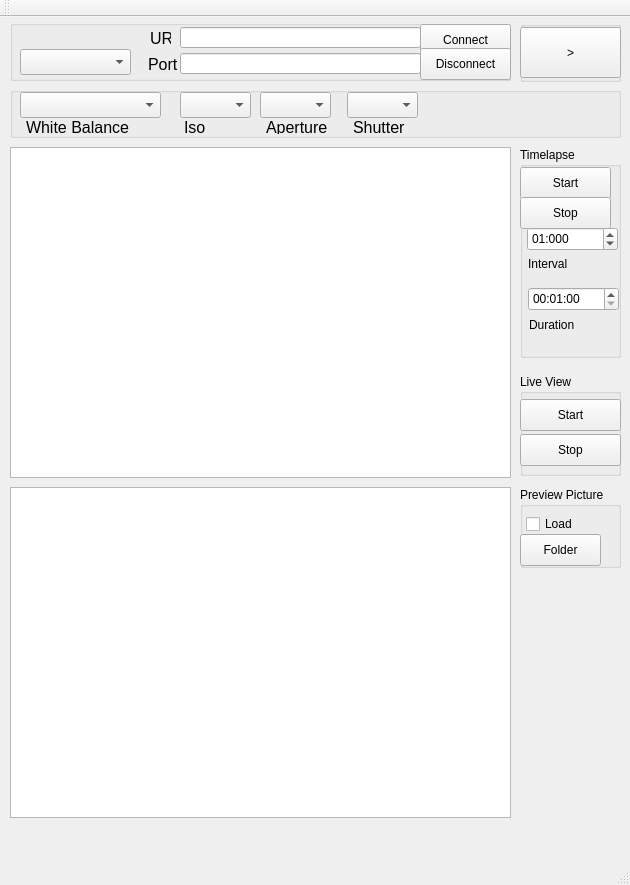
Qt form mainwindow.ui (klangobjekte/CameraRemote) before a commit.
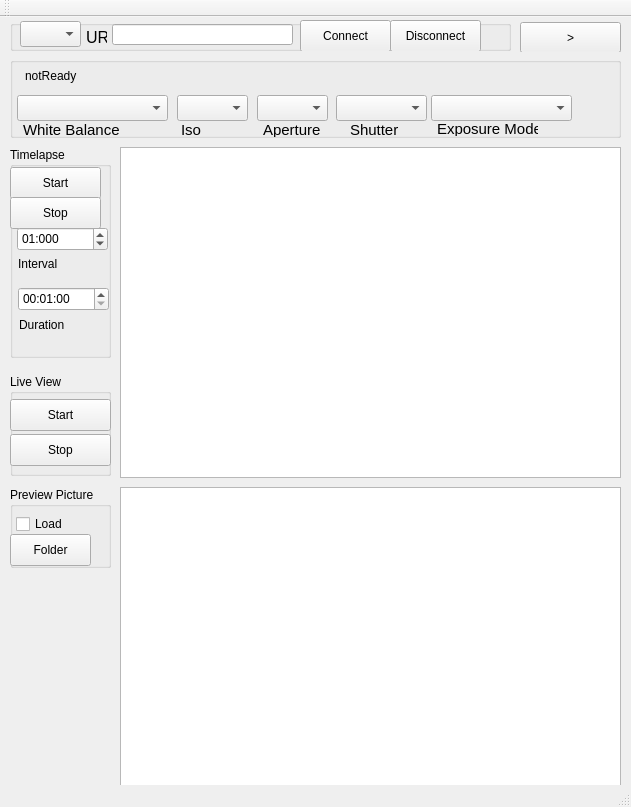
The same form after that commit.

```diff
--- a/mainwindow.ui
+++ b/mainwindow.ui
@@ -6,8 +6,8 @@
    <rect>
     <x>0</x>
     <y>0</y>
-    <width>630</width>
-    <height>885</height>
+    <width>631</width>
+    <height>807</height>
    </rect>
   </property>
   <property name="windowTitle">
@@ -17,7 +17,7 @@
    <widget class="QGraphicsView" name="previewGraphicsView">
     <property name="geometry">
      <rect>
-      <x>10</x>
+      <x>120</x>
       <y>470</y>
       <width>501</width>
       <height>331</height>
@@ -30,7 +30,7 @@
       <x>10</x>
       <y>3</y>
       <width>501</width>
-      <height>61</height>
+      <height>31</height>
      </rect>
     </property>
     <property name="toolTip">
@@ -42,8 +42,8 @@
     <widget class="QPushButton" name="startRecModePushButton">
      <property name="geometry">
       <rect>
-       <x>410</x>
-       <y>4</y>
+       <x>290</x>
+       <y>0</y>
        <width>91</width>
        <height>32</height>
       </rect>
@@ -55,8 +55,8 @@
     <widget class="QPushButton" name="stopRecModePushButton">
      <property name="geometry">
       <rect>
-       <x>410</x>
-       <y>28</y>
+       <x>380</x>
+       <y>0</y>
        <width>91</width>
        <height>32</height>
       </rect>
@@ -79,6 +79,9 @@
      </property>
     </widget>
     <widget class="QLineEdit" name="portLineEdit">
+     <property name="enabled">
+      <bool>false</bool>
+     </property>
      <property name="geometry">
       <rect>
        <x>170</x>
@@ -91,9 +94,9 @@
     <widget class="QLineEdit" name="urlLineEdit">
      <property name="geometry">
       <rect>
-       <x>170</x>
-       <y>7</y>
-       <width>241</width>
+       <x>102</x>
+       <y>4</y>
+       <width>181</width>
        <height>21</height>
       </rect>
      </property>
@@ -101,8 +104,8 @@
     <widget class="QLabel" name="urlLabel">
      <property name="geometry">
       <rect>
-       <x>140</x>
-       <y>9</y>
+       <x>76</x>
+       <y>8</y>
        <width>21</width>
        <height>16</height>
       </rect>
@@ -115,8 +118,8 @@
      <property name="geometry">
       <rect>
        <x>10</x>
-       <y>29</y>
-       <width>111</width>
+       <y>1</y>
+       <width>61</width>
        <height>26</height>
       </rect>
      </property>
@@ -125,7 +128,7 @@
    <widget class="QGroupBox" name="groupBox_2">
     <property name="geometry">
      <rect>
-      <x>520</x>
+      <x>10</x>
       <y>130</y>
       <width>101</width>
       <height>211</height>
@@ -230,7 +233,7 @@
    <widget class="QGroupBox" name="groupBox_3">
     <property name="geometry">
      <rect>
-      <x>520</x>
+      <x>10</x>
       <y>357</y>
       <width>101</width>
       <height>102</height>
@@ -272,7 +275,7 @@
    <widget class="QGroupBox" name="groupBox_4">
     <property name="geometry">
      <rect>
-      <x>520</x>
+      <x>10</x>
       <y>470</y>
       <width>101</width>
       <height>81</height>
@@ -323,7 +326,7 @@
       <x>520</x>
       <y>4</y>
       <width>101</width>
-      <height>61</height>
+      <height>31</height>
      </rect>
     </property>
     <property name="title">
@@ -333,9 +336,9 @@
      <property name="geometry">
       <rect>
        <x>0</x>
-       <y>6</y>
+       <y>1</y>
        <width>101</width>
-       <height>51</height>
+       <height>31</height>
       </rect>
      </property>
      <property name="text">
@@ -347,9 +350,9 @@
     <property name="geometry">
      <rect>
       <x>10</x>
-      <y>70</y>
+      <y>40</y>
       <width>611</width>
-      <height>51</height>
+      <height>81</height>
      </rect>
     </property>
     <property name="title">
@@ -358,8 +361,8 @@
     <widget class="QComboBox" name="isoSpeedRateComboBox">
      <property name="geometry">
       <rect>
-       <x>170</x>
-       <y>5</y>
+       <x>167</x>
+       <y>38</y>
        <width>71</width>
        <height>26</height>
       </rect>
@@ -368,9 +371,9 @@
     <widget class="QComboBox" name="shutterSpeedComboBox">
      <property name="geometry">
       <rect>
-       <x>337</x>
-       <y>5</y>
-       <width>71</width>
+       <x>326</x>
+       <y>38</y>
+       <width>91</width>
        <height>26</height>
       </rect>
      </property>
@@ -378,8 +381,8 @@
     <widget class="QLabel" name="label_4">
      <property name="geometry">
       <rect>
-       <x>16</x>
-       <y>31</y>
+       <x>13</x>
+       <y>64</y>
        <width>131</width>
        <height>16</height>
       </rect>
@@ -391,7 +394,7 @@
       <enum>Qt::WheelFocus</enum>
      </property>
      <property name="text">
-      <string>&lt;html&gt;&lt;head/&gt;&lt;body&gt;&lt;p&gt;&lt;span style=&quot; font-size:12pt;&quot;&gt;White Balance&lt;/span&gt;&lt;/p&gt;&lt;/body&gt;&lt;/html&gt;</string>
+      <string>&lt;html&gt;&lt;head/&gt;&lt;body&gt;&lt;p&gt;&lt;span style=&quot; font-size:11pt;&quot;&gt;White Balance&lt;/span&gt;&lt;/p&gt;&lt;/body&gt;&lt;/html&gt;</string>
      </property>
      <property name="scaledContents">
       <bool>false</bool>
@@ -406,34 +409,34 @@
     <widget class="QLabel" name="label_5">
      <property name="geometry">
       <rect>
-       <x>256</x>
-       <y>31</y>
+       <x>253</x>
+       <y>64</y>
        <width>62</width>
        <height>16</height>
       </rect>
      </property>
      <property name="text">
-      <string>&lt;html&gt;&lt;head/&gt;&lt;body&gt;&lt;p&gt;&lt;span style=&quot; font-size:12pt;&quot;&gt;Aperture&lt;/span&gt;&lt;/p&gt;&lt;/body&gt;&lt;/html&gt;</string>
+      <string>&lt;html&gt;&lt;head/&gt;&lt;body&gt;&lt;p&gt;&lt;span style=&quot; font-size:11pt;&quot;&gt;Aperture&lt;/span&gt;&lt;/p&gt;&lt;/body&gt;&lt;/html&gt;</string>
      </property>
     </widget>
     <widget class="QLabel" name="label_6">
      <property name="geometry">
       <rect>
-       <x>343</x>
-       <y>31</y>
+       <x>340</x>
+       <y>64</y>
        <width>62</width>
        <height>16</height>
       </rect>
      </property>
      <property name="text">
-      <string>&lt;html&gt;&lt;head/&gt;&lt;body&gt;&lt;p&gt;&lt;span style=&quot; font-size:12pt;&quot;&gt;Shutter&lt;/span&gt;&lt;/p&gt;&lt;/body&gt;&lt;/html&gt;</string>
+      <string>&lt;html&gt;&lt;head/&gt;&lt;body&gt;&lt;p&gt;&lt;span style=&quot; font-size:11pt;&quot;&gt;Shutter&lt;/span&gt;&lt;/p&gt;&lt;/body&gt;&lt;/html&gt;</string>
      </property>
     </widget>
     <widget class="QLabel" name="label_7">
      <property name="geometry">
       <rect>
-       <x>174</x>
-       <y>31</y>
+       <x>171</x>
+       <y>64</y>
        <width>62</width>
        <height>16</height>
       </rect>
@@ -445,14 +448,14 @@
       <enum>QFrame::Plain</enum>
      </property>
      <property name="text">
-      <string>&lt;html&gt;&lt;head/&gt;&lt;body&gt;&lt;p&gt;&lt;span style=&quot; font-size:12pt;&quot;&gt;Iso&lt;/span&gt;&lt;/p&gt;&lt;/body&gt;&lt;/html&gt;</string>
+      <string>&lt;html&gt;&lt;head/&gt;&lt;body&gt;&lt;p&gt;&lt;span style=&quot; font-size:11pt;&quot;&gt;Iso&lt;/span&gt;&lt;/p&gt;&lt;/body&gt;&lt;/html&gt;</string>
      </property>
     </widget>
     <widget class="QComboBox" name="fNumberComboBox">
      <property name="geometry">
       <rect>
-       <x>250</x>
-       <y>5</y>
+       <x>247</x>
+       <y>38</y>
        <width>71</width>
        <height>26</height>
       </rect>
@@ -461,18 +464,54 @@
     <widget class="QComboBox" name="whiteBalanceComboBox">
      <property name="geometry">
       <rect>
-       <x>10</x>
-       <y>5</y>
+       <x>7</x>
+       <y>38</y>
+       <width>151</width>
+       <height>26</height>
+      </rect>
+     </property>
+    </widget>
+    <widget class="QComboBox" name="exposureModeComboBox">
+     <property name="geometry">
+      <rect>
+       <x>421</x>
+       <y>38</y>
        <width>141</width>
        <height>26</height>
       </rect>
      </property>
     </widget>
+    <widget class="QLabel" name="exposureModeLabel">
+     <property name="geometry">
+      <rect>
+       <x>427</x>
+       <y>63</y>
+       <width>101</width>
+       <height>16</height>
+      </rect>
+     </property>
+     <property name="text">
+      <string>&lt;html&gt;&lt;head/&gt;&lt;body&gt;&lt;p&gt;&lt;span style=&quot; font-size:11pt;&quot;&gt;Exposure Mode&lt;/span&gt;&lt;/p&gt;&lt;/body&gt;&lt;/html&gt;</string>
+     </property>
+    </widget>
+    <widget class="QLabel" name="cameraStatusLabel">
+     <property name="geometry">
+      <rect>
+       <x>15</x>
+       <y>11</y>
+       <width>62</width>
+       <height>16</height>
+      </rect>
+     </property>
+     <property name="text">
+      <string>notReady</string>
+     </property>
+    </widget>
    </widget>
    <widget class="QGraphicsView" name="LiveviewGraphicsView">
     <property name="geometry">
      <rect>
-      <x>10</x>
+      <x>120</x>
       <y>130</y>
       <width>501</width>
       <height>331</height>
```
Left out of the diff: 13 changed lines with no effect on the pictures.
